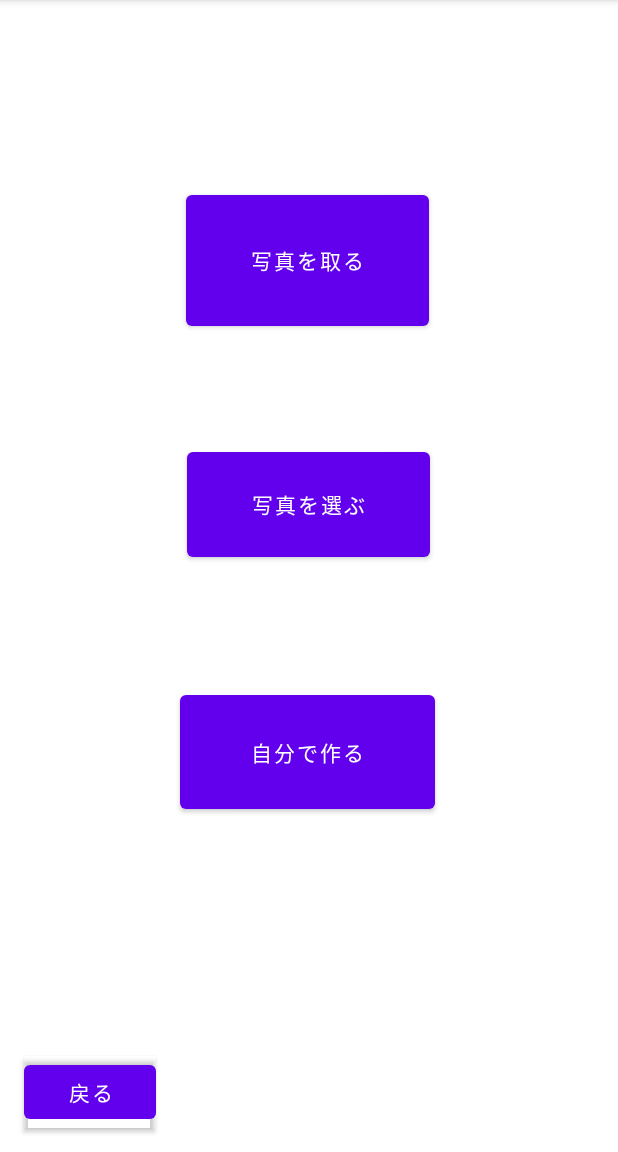
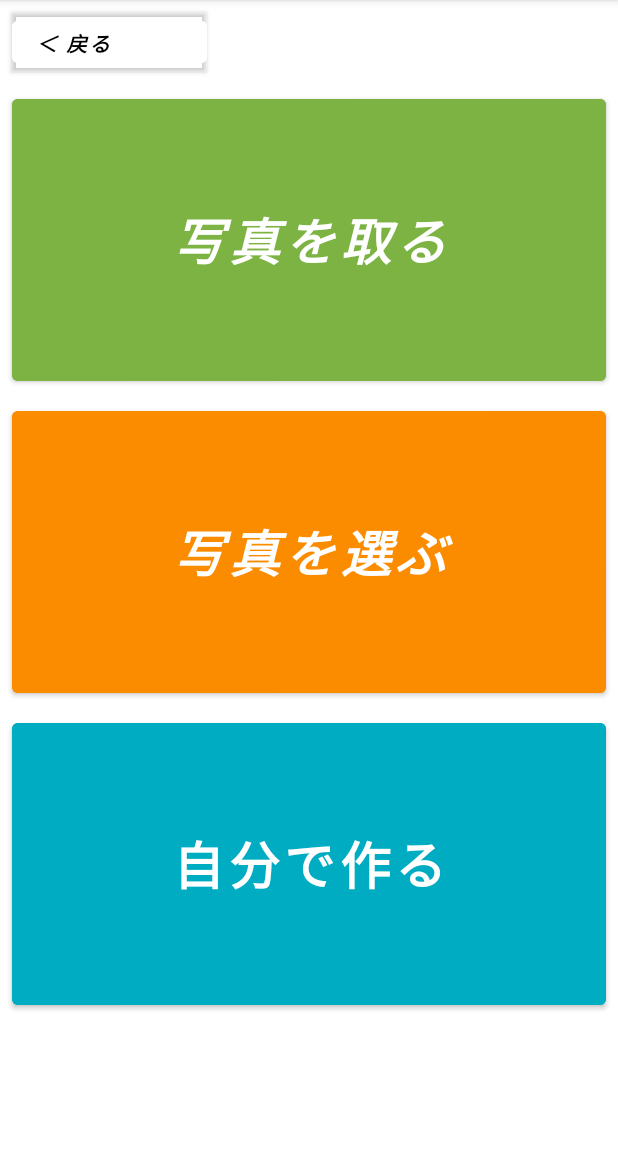
Before and after one commit to s20020/visionTest, an Android app: the Create screen opened directly, with no data from a screen before it, on a phone screen of 412 x 824 dp, the part 84-1236 px from its top. Run offline under Robolectric (Android 15) with nearby library versions, the phone set to English and light mode, and no system bars; our stand-ins replace Firebase (no records; nobody signed in at launch, a user with empty details on screens opened directly); 1 statement that could not run was skipped.

Commit message:
少しずつデザイン作成中。 いまからアニメーションを探してみる。

```diff
--- a/app/src/main/java/jp/ac/it_college/std/s20020/visiontest/Create.kt
+++ b/app/src/main/java/jp/ac/it_college/std/s20020/visiontest/Create.kt
@@ -79,7 +79,7 @@ class Create : AppCompatActivity() {
 
         // ファイルパス(String) を使って、画像を読み込んで Bitmap データをつくる
         imageBitmap = BitmapFactory.decodeFile(filepath)
-        binding.imageView.setImageBitmap(imageBitmap) // 本当なら OCR に回す
+//        binding.imageView.setImageBitmap(imageBitmap) // 本当なら OCR に回す
         buttonClicked()
 
     }
@@ -95,7 +95,7 @@ class Create : AppCompatActivity() {
             // ラムダ式のデフォルトパラメータ名(it) で ファイルへの InputStream を参照できるので
             // BitmapFactory の decodeStream で Bitmap データを生成してもらう
             imageBitmap = BitmapFactory.decodeStream(it)
-            binding.imageView.setImageBitmap(imageBitmap) // OCRなどにデータを回す
+//            binding.imageView.setImageBitmap(imageBitmap) // OCRなどにデータを回す
             buttonClicked()
 
         }
--- a/app/src/main/java/jp/ac/it_college/std/s20020/visiontest/File_Foleder_Input.kt
+++ b/app/src/main/java/jp/ac/it_college/std/s20020/visiontest/File_Foleder_Input.kt
@@ -74,6 +74,10 @@ class File_Foleder_Input : AppCompatActivity() {
             }
 
         })
+
+        binding.backBtn5.setOnClickListener{
+            finish()
+        }
 
 
         //DBからfolder_nameを取り出す
--- a/app/src/main/java/jp/ac/it_college/std/s20020/visiontest/StudyEnglish.kt
+++ b/app/src/main/java/jp/ac/it_college/std/s20020/visiontest/StudyEnglish.kt
@@ -51,6 +51,8 @@ class StudyEnglish : AppCompatActivity(), TextToSpeech.OnInitListener  {
 
         //２つでセットのため÷２している
         binding.studyEnText.text = en_list?.get(list_number/2)
+
+
 
         binding.endBtn.setOnClickListener{
             val intent = Intent(this, StudyOrCreate::class.java)
--- a/app/src/main/java/jp/ac/it_college/std/s20020/visiontest/StudyJapanese.kt
+++ b/app/src/main/java/jp/ac/it_college/std/s20020/visiontest/StudyJapanese.kt
@@ -46,6 +46,7 @@ class StudyJapanese : AppCompatActivity() {
 
         binding.studyJaText.text = ja_list?.get(list_number/2)
 
+
         binding.rightBtn2.setOnClickListener{
             val intent = Intent(this, StudyEnglish::class.java)
             intent.putStringArrayListExtra("ENLIST", en_list)
--- a/app/src/main/res/layout/activity_create.xml
+++ b/app/src/main/res/layout/activity_create.xml
@@ -8,21 +8,31 @@
 
     <Button
         android:id="@+id/take_btn"
-        android:layout_width="162dp"
-        android:layout_height="99dp"
-        android:layout_marginTop="124dp"
+        android:layout_width="0dp"
+        android:layout_height="200dp"
+        android:layout_marginStart="8dp"
+        android:layout_marginTop="60dp"
+        android:layout_marginEnd="8dp"
+        android:backgroundTint="#7CB342"
         android:text="@string/take_picture"
+        android:textSize="34sp"
+        android:textStyle="bold|italic"
         app:layout_constraintEnd_toEndOf="parent"
-        app:layout_constraintHorizontal_bias="0.497"
+        app:layout_constraintHorizontal_bias="0.0"
         app:layout_constraintStart_toStartOf="parent"
         app:layout_constraintTop_toTopOf="parent" />
 
     <Button
         android:id="@+id/choose_btn"
-        android:layout_width="162dp"
-        android:layout_height="82dp"
-        android:layout_marginTop="72dp"
+        android:layout_width="0dp"
+        android:layout_height="200dp"
+        android:layout_marginStart="8dp"
+        android:layout_marginTop="8dp"
+        android:layout_marginEnd="8dp"
+        android:backgroundTint="#FB8C00"
         android:text="@string/choose_picture"
+        android:textSize="34sp"
+        android:textStyle="bold|italic"
         app:layout_constraintEnd_toEndOf="parent"
         app:layout_constraintHorizontal_bias="0.498"
         app:layout_constraintStart_toStartOf="parent"
@@ -30,10 +40,15 @@
 
     <Button
         android:id="@+id/mycreate_btn"
-        android:layout_width="170dp"
-        android:layout_height="88dp"
-        android:layout_marginTop="80dp"
+        android:layout_width="0dp"
+        android:layout_height="200dp"
+        android:layout_marginStart="8dp"
+        android:layout_marginTop="8dp"
+        android:layout_marginEnd="8dp"
+        android:backgroundTint="#00ACC1"
         android:text="@string/my_create"
+        android:textSize="34sp"
+        android:textStyle="bold"
         app:layout_constraintEnd_toEndOf="parent"
         app:layout_constraintHorizontal_bias="0.497"
         app:layout_constraintStart_toStartOf="parent"
@@ -41,20 +56,17 @@
 
     <Button
         android:id="@+id/back_btn"
-        android:layout_width="wrap_content"
-        android:layout_height="wrap_content"
-        android:layout_marginStart="16dp"
-        android:layout_marginBottom="16dp"
+        android:layout_width="130dp"
+        android:layout_height="40dp"
+        android:layout_marginStart="8dp"
+        android:layout_marginTop="8dp"
+        android:backgroundTint="@color/white"
         android:outlineProvider="bounds"
         android:text="@string/back"
-        app:layout_constraintBottom_toBottomOf="parent"
-        app:layout_constraintStart_toStartOf="parent" />
+        android:textAlignment="viewStart"
+        android:textColor="@color/black"
+        android:textStyle="bold|italic"
+        app:layout_constraintStart_toStartOf="parent"
+        app:layout_constraintTop_toTopOf="parent" />
 
-    <ImageView
-        android:id="@+id/imageView"
-        android:layout_width="118dp"
-        android:layout_height="94dp"
-        app:layout_constraintStart_toStartOf="parent"
-        app:layout_constraintTop_toTopOf="parent"
-        tools:srcCompat="@tools:sample/avatars" />
 </androidx.constraintlayout.widget.ConstraintLayout>
--- a/app/src/main/res/values/strings.xml
+++ b/app/src/main/res/values/strings.xml
@@ -1,7 +1,7 @@
 <resources>
     <string name="app_name">visionTest</string>
     <string name="start">はじめる</string>
-    <string name="back">戻る</string>
+    <string name="back">＜   戻る</string>
     <string name="create">つくる</string>
     <string name="study">勉強する</string>
     <string name="take_picture">写真を取る</string>
```
Also changed, not shown: app/src/main/java/jp/ac/it_college/std/s20020/visiontest/MyCreate.kt (+15 -14 lines), app/src/main/res/layout/activity_edit.xml (+14 -9 lines), app/src/main/res/layout/activity_file_foleder_input.xml (+17 -3 lines), app/src/main/res/layout/activity_file_select.xml (+13 -7 lines), app/src/main/res/layout/activity_folder_select.xml (+12 -8 lines), app/src/main/res/layout/activity_my_create.xml (+13 -8 lines), app/src/main/res/layout/activity_study_english.xml (+21 -9 lines), app/src/main/res/layout/activity_study_japanese.xml (+21 -8 lines), app/src/main/res/layout/activity_study_or_create.xml (+17 -7 lines).
